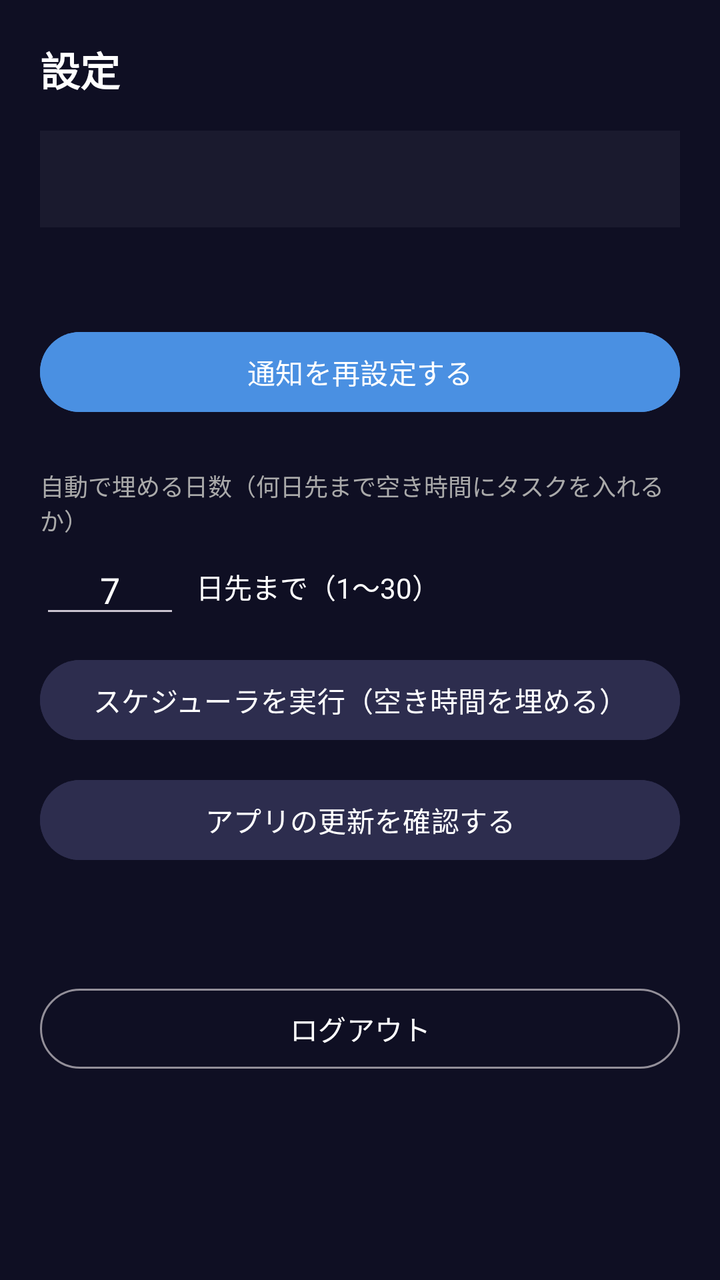
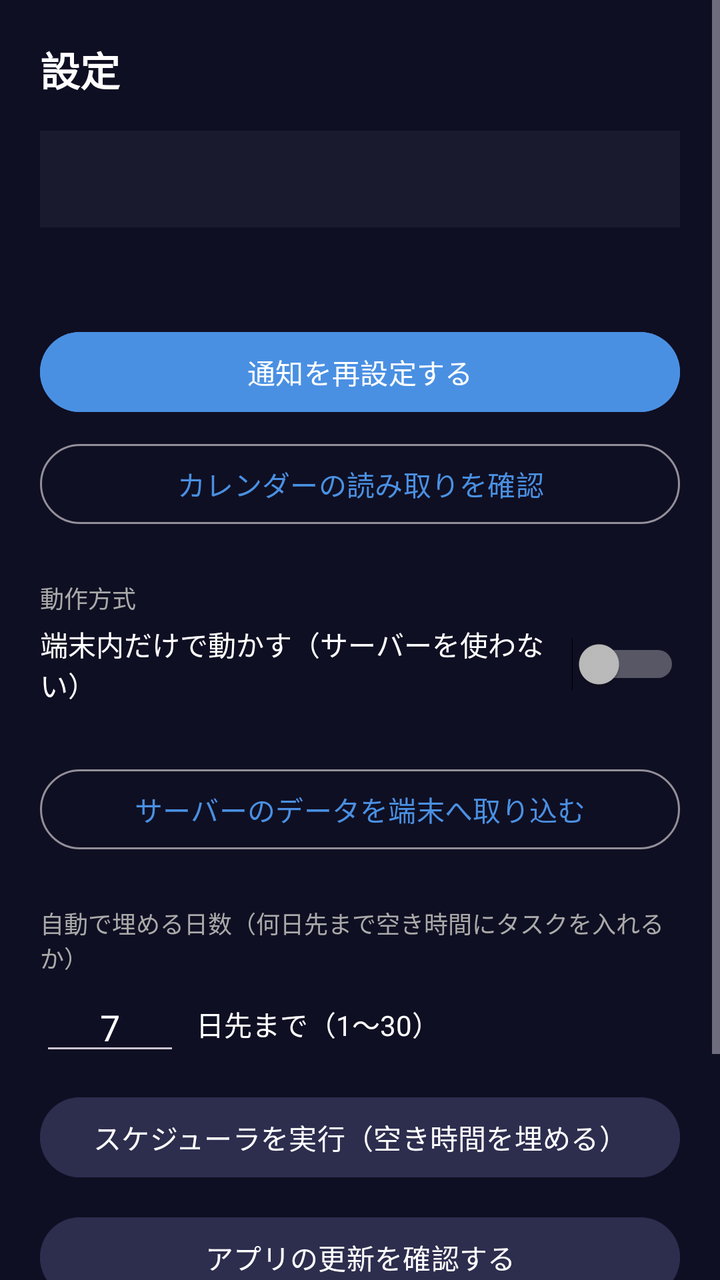

The first picture is an Android layout as it rendered before a commit; the second is the same layout after the commit. The layout source and the unified diff follow.
<!-- AndroidManifest.xml: application theme Theme.Dynasched -->
<!-- res/layout/fragment_settings.xml -->
<?xml version="1.0" encoding="utf-8"?>
<ScrollView xmlns:android="http://schemas.android.com/apk/res/android"
    android:layout_width="match_parent"
    android:layout_height="match_parent"
    android:background="@color/bg">

    <LinearLayout
        android:layout_width="match_parent"
        android:layout_height="wrap_content"
        android:orientation="vertical"
        android:padding="20dp">

        <TextView
            android:layout_width="wrap_content"
            android:layout_height="wrap_content"
            android:text="設定"
            android:textColor="@color/on_bg"
            android:textSize="20sp"
            android:textStyle="bold" />

        <TextView
            android:id="@+id/userText"
            android:layout_width="match_parent"
            android:layout_height="wrap_content"
            android:layout_marginTop="16dp"
            android:padding="14dp"
            android:background="@color/surface"
            android:text=""
            android:textColor="@color/on_bg"
            android:textSize="15sp" />

        <TextView
            android:id="@+id/urlText"
            android:layout_width="match_parent"
            android:layout_height="wrap_content"
            android:layout_marginTop="8dp"
            android:text=""
            android:textColor="@color/on_bg_dim"
            android:textSize="12sp" />

        <Button
            android:id="@+id/resyncButton"
            android:layout_width="match_parent"
            android:layout_height="wrap_content"
            android:layout_marginTop="24dp"
            android:backgroundTint="@color/primary"
            android:text="通知を再設定する"
            android:textColor="@color/white" />

        <TextView
            android:layout_width="wrap_content"
            android:layout_height="wrap_content"
            android:layout_marginTop="24dp"
            android:text="自動で埋める日数（何日先まで空き時間にタスクを入れるか）"
            android:textColor="@color/on_bg_dim"
            android:textSize="12sp" />

        <LinearLayout
            android:layout_width="match_parent"
            android:layout_height="wrap_content"
            android:orientation="horizontal"
            android:gravity="center_vertical"
            android:layout_marginTop="4dp">

            <EditText
                android:id="@+id/fillDaysInput"
                android:layout_width="70dp"
                android:layout_height="wrap_content"
                android:inputType="number"
                android:gravity="center"
                android:textColor="@color/on_bg"
                android:text="7" />

            <TextView
                android:layout_width="wrap_content"
                android:layout_height="wrap_content"
                android:layout_marginStart="8dp"
                android:text="日先まで（1〜30）"
                android:textColor="@color/on_bg" />
        </LinearLayout>

        <Button
            android:id="@+id/runSchedulerButton"
            android:layout_width="match_parent"
            android:layout_height="wrap_content"
            android:layout_marginTop="12dp"
            android:backgroundTint="@color/surface_variant"
            android:text="スケジューラを実行（空き時間を埋める）"
            android:textColor="@color/white" />

        <Button
            android:id="@+id/checkUpdateButton"
            android:layout_width="match_parent"
            android:layout_height="wrap_content"
            android:layout_marginTop="12dp"
            android:backgroundTint="@color/surface_variant"
            android:text="アプリの更新を確認する"
            android:textColor="@color/white" />

        <TextView
            android:id="@+id/versionText"
            android:layout_width="match_parent"
            android:layout_height="wrap_content"
            android:layout_marginTop="8dp"
            android:text=""
            android:textColor="@color/on_bg_dim"
            android:textSize="12sp" />

        <Button
            android:id="@+id/logoutButton"
            style="?attr/materialButtonOutlinedStyle"
            android:layout_width="match_parent"
            android:layout_height="wrap_content"
            android:layout_marginTop="32dp"
            android:text="ログアウト"
            android:textColor="@color/on_bg" />

    </LinearLayout>

</ScrollView>
<!-- resources referenced by this layout -->
<resources>
  <color name="bg">#0F0F23</color>
  <color name="on_bg">#FFFFFF</color>
  <color name="on_bg_dim">#AAAAAA</color>
  <color name="primary">#4A90E2</color>
  <color name="surface">#1A1A2E</color>
  <color name="surface_variant">#2D2D4E</color>
  <color name="white">#FFFFFF</color>
  <style name="Theme.Dynasched" parent="Theme.Material3.Dark.NoActionBar">
          <item name="colorPrimary">@color/primary</item>
          <item name="colorPrimaryDark">@color/primary_dark</item>
          <item name="colorOnPrimary">@color/white</item>
          <item name="android:statusBarColor">@color/bg</item>
          <item name="android:navigationBarColor">@color/surface</item>
          <item name="android:windowBackground">@color/bg</item>
      </style>
  <color name="primary_dark">#2D6CB0</color>
</resources>

<!-- the commit's change to res/layout/fragment_settings.xml (unified diff, before → after) -->
@@ -46,6 +46,52 @@
             android:backgroundTint="@color/primary"
             android:text="通知を再設定する"
             android:textColor="@color/white" />
+
+        
+        <Button
+            android:id="@+id/calendarCheckButton"
+            style="?attr/materialButtonOutlinedStyle"
+            android:layout_width="match_parent"
+            android:layout_height="wrap_content"
+            android:layout_marginTop="8dp"
+            android:text="カレンダーの読み取りを確認"
+            android:textColor="@color/primary" />
+
+        
+        <TextView
+            android:layout_width="wrap_content"
+            android:layout_height="wrap_content"
+            android:layout_marginTop="24dp"
+            android:text="動作方式"
+            android:textColor="@color/on_bg_dim"
+            android:textSize="12sp" />
+
+        <Switch
+            android:id="@+id/localModeSwitch"
+            android:layout_width="match_parent"
+            android:layout_height="wrap_content"
+            android:layout_marginTop="4dp"
+            android:text="端末内だけで動かす（サーバーを使わない）"
+            android:textColor="@color/on_bg"
+            android:textSize="14sp" />
+
+        <TextView
+            android:id="@+id/localModeHint"
+            android:layout_width="match_parent"
+            android:layout_height="wrap_content"
+            android:layout_marginTop="4dp"
+            android:text=""
+            android:textColor="@color/on_bg_dim"
+            android:textSize="12sp" />
+
+        <Button
+            android:id="@+id/importButton"
+            style="?attr/materialButtonOutlinedStyle"
+            android:layout_width="match_parent"
+            android:layout_height="wrap_content"
+            android:layout_marginTop="8dp"
+            android:text="サーバーのデータを端末へ取り込む"
+            android:textColor="@color/primary" />
 
         <TextView
             android:layout_width="wrap_content"
